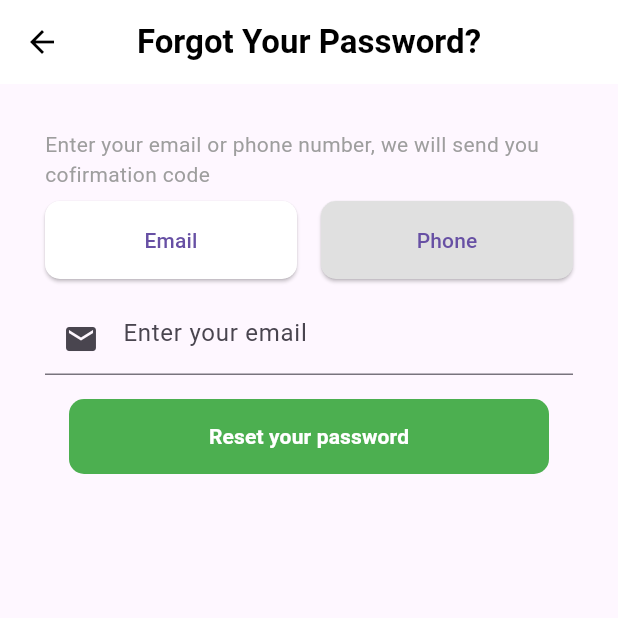
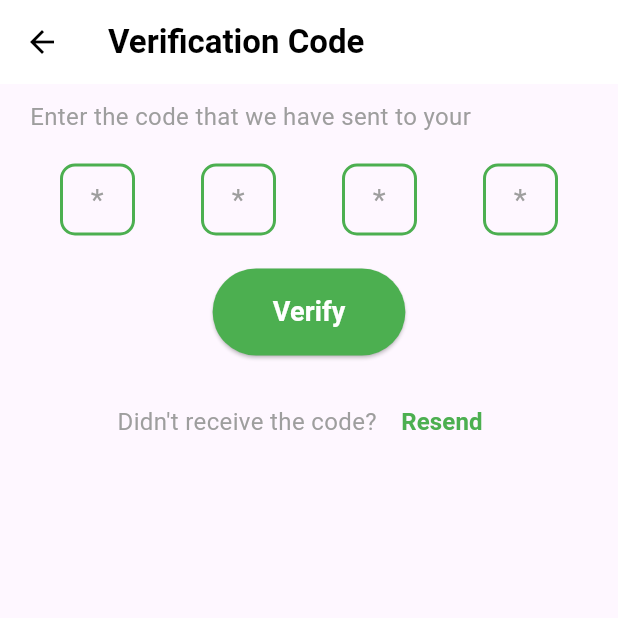
Before and after one commit to bharath5242/Login_page, a Flutter app: the ForgotPasswordPage screen opened directly, after a tap on "Reset your password", on a phone screen of 412 x 824 dp, the top half of it. Run offline on Flutter 3.47's test engine with Material 3 defaults, Android fonts, the phone set to English and light mode, and no system bars.

Commit message:
first commit

```diff
--- a/lib/forgotpassword.dart
+++ b/lib/forgotpassword.dart
@@ -32,7 +32,7 @@ class _ForgotPasswordPageState extends State<ForgotPasswordPage> {
           crossAxisAlignment: CrossAxisAlignment.start,
           children: [
             Text(
-              "Enter your email or phone number, we will send you cofirmation code",
+              "Enter your email or phone number, we will send you confirmation code",
               style: TextStyle(color: Colors.grey),
             ),
             SizedBox(height: 8),
@@ -103,7 +103,12 @@ class _ForgotPasswordPageState extends State<ForgotPasswordPage> {
               ],
             ),
             MaterialButton(
-              onPressed: () {},
+              onPressed: () {
+                Navigator.push(
+                  context,
+                  MaterialPageRoute(builder: (context) => VerificationPage()),
+                );
+              },
               child: Container(
                 width: double.infinity,
                 height: 50,
--- a/lib/main.dart
+++ b/lib/main.dart
@@ -1,6 +1,7 @@
 import 'package:flutter/material.dart';
 import 'package:login/signup.dart';
 import 'package:login/forgotpassword.dart';
+import 'package:login/newpassword.dart';
 
 void main() => runApp(
     MaterialApp(
--- a/lib/verification.dart
+++ b/lib/verification.dart
@@ -1,15 +1,28 @@
 import 'package:flutter/material.dart';
+import 'package:login/newpassword.dart'; // Add the missing import statement
 
-class VerificationCodePage extends StatelessWidget {
-  final String emailOrPhone;
+class VerificationPage extends StatefulWidget {
+  @override
+  _VerificationPageState createState() => _VerificationPageState();
+}
 
-  VerificationCodePage(this.emailOrPhone);
+class _VerificationPageState extends State<VerificationPage> {
+  final FocusNode _focusNode1 = FocusNode();
+  final FocusNode _focusNode2 = FocusNode();
+  final FocusNode _focusNode3 = FocusNode();
+  final FocusNode _focusNode4 = FocusNode();
+
+  @override
+  void dispose() {
+    _focusNode1.dispose();
+    _focusNode2.dispose();
+    _focusNode3.dispose();
+    _focusNode4.dispose();
+    super.dispose();
+  }
 
   @override
   Widget build(BuildContext context) {
-    // Mask the last 5 characters of emailOrPhone
-    String maskedEmailOrPhone = emailOrPhone.replaceRange(emailOrPhone.length - 5, emailOrPhone.length, '*');
-
     return Scaffold(
       appBar: AppBar(
         backgroundColor: Colors.white,
@@ -20,55 +33,135 @@ class VerificationCodePage extends StatelessWidget {
           },
         ),
         title: Text(
-          "Enter Verification Code",
-          style: TextStyle(color: Colors.black, fontWeight: FontWeight.bold),
+          "Verification Code",
+          style: TextStyle(
+            color: Colors.black,
+            fontWeight: FontWeight.bold,
           ),
-        centerTitle: true,
         ),
-      body: Padding(
-        padding: const EdgeInsets.all(30.0),
-        child: Column(
+        centerTitle: false,
+      ),
+      body: Column(
         crossAxisAlignment: CrossAxisAlignment.start,
         children: [
-            Text(
-              "Enter code that we have sent to ",
-              style: TextStyle(fontWeight: FontWeight.bold),
+          Padding(
+            padding: const EdgeInsets.symmetric(horizontal: 20, vertical: 10),
+            child: Text(
+              "Enter the code that we have sent to your",
+              style: TextStyle(
+                color: Colors.grey,
+                fontSize: 16,
               ),
-            SizedBox(height: 8),
-            Text(
-              maskedEmailOrPhone,
-              style: TextStyle(fontWeight: FontWeight.bold),
             ),
-            SizedBox(height: 16),
-            TextField(
-              // Add TextField for entering verification code
           ),
-            SizedBox(height: 16),
-            MaterialButton(
-              onPressed: () {},
-              child: Container(
-                width: double.infinity,
-                height: 50,
-                decoration: BoxDecoration(
-                  borderRadius: BorderRadius.circular(10),
-                  gradient: LinearGradient(
-                    colors: [
-                      Colors.green,
-                      Colors.green,
+          SizedBox(height: 10),
+          Center(
+            child: Row(
+              mainAxisAlignment: MainAxisAlignment.spaceEvenly,
+              children: [
+                _buildOTPTextField(_focusNode1, _focusNode2),
+                _buildOTPTextField(_focusNode2, _focusNode3),
+                _buildOTPTextField(_focusNode3, _focusNode4),
+                _buildOTPTextField(_focusNode4, FocusNode()), // Create a dummy FocusNode for the last box
+
               ],
             ),
           ),
-                child: Center(
+          SizedBox(height: 20),
+          Center(
+            child: ElevatedButton(
+              onPressed: () {
+                // Add your verification logic here
+                // Navigate to NewPasswordPage after verification
+                Navigator.push(
+                  context,
+                  MaterialPageRoute(builder: (context) => NewPasswordPage()),
+                );
+              },
+              style: ElevatedButton.styleFrom(
+                primary: Colors.green,
+                padding: EdgeInsets.symmetric(horizontal: 40, vertical: 16),
+              ),
               child: Text(
-                    "Submit",
-                    style: TextStyle(color: Colors.white, fontWeight: FontWeight.bold),
+                "Verify",
+                style: TextStyle(
+                  color: Colors.white,
+                  fontWeight: FontWeight.bold,
+                  fontSize: 18,
                 ),
+              ),
+            ),
+          ),
+          SizedBox(height: 20),
+          Row(
+            mainAxisAlignment: MainAxisAlignment.center,
+            children: [
+              Text(
+                "Didn't receive the code? ",
+                style: TextStyle(
+                  color: Colors.grey,
+                  fontSize: 16,
+                ),
+              ),
+              TextButton(
+                onPressed: () {
+                  // Add logic to resend code
+                },
+                child: Text(
+                  "Resend",
+                  style: TextStyle(
+                    color: Colors.green,
+                    fontWeight: FontWeight.bold,
+                    fontSize: 16,
                   ),
                 ),
               ),
             ],
           ),
+        ],
+      ),
+    );
+  }
+
+  Widget _buildOTPTextField(FocusNode focusNode, FocusNode nextFocusNode) {
+    return Container(
+      width: 50,
+      height: 50,
+      margin: EdgeInsets.symmetric(horizontal: 4),
+      child: TextFormField(
+        textAlign: TextAlign.center,
+        keyboardType: TextInputType.number,
+        maxLength: 1,
+        style: TextStyle(fontSize: 20),
+        decoration: InputDecoration(
+          counter: Offstage(),
+          hintText: "*",
+          hintStyle: TextStyle(color: Colors.grey),
+          contentPadding: EdgeInsets.zero,
+          enabledBorder: OutlineInputBorder(
+            borderSide: BorderSide(color: Colors.green, width: 2),
+            borderRadius: BorderRadius.circular(10),
+          ),
+          focusedBorder: OutlineInputBorder(
+            borderSide: BorderSide(color: Colors.green, width: 2),
+            borderRadius: BorderRadius.circular(10),
+          ),
+        ),
+        onChanged: (value) {
+          if (value.isNotEmpty && nextFocusNode != null) {
+            focusNode.unfocus();
+            FocusScope.of(context).requestFocus(nextFocusNode);
+          }
+        },
+        focusNode: focusNode,
       ),
     );
   }
 }
+
+void main() {
+  runApp(MaterialApp(
+    debugShowCheckedModeBanner: false,
+    home: VerificationPage(),
+  ));
+}
```
Also changed, not shown: lib/newpassword.dart (added, +157 -0 lines). Lines whose indentation alone changed are shown as unchanged.
